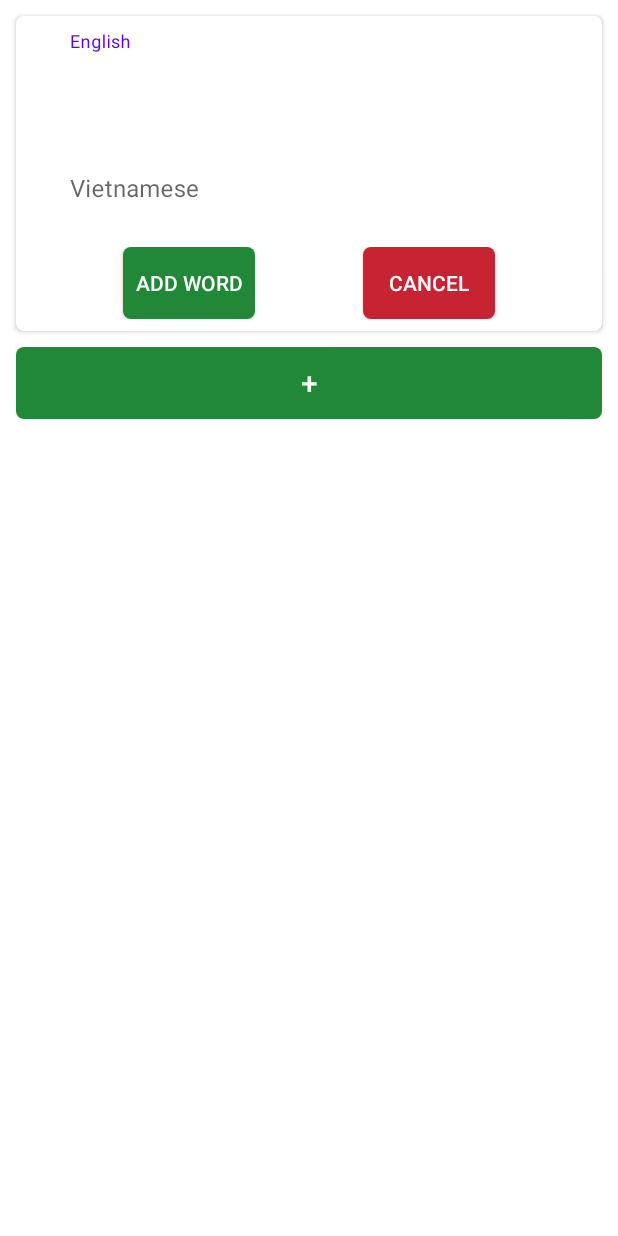
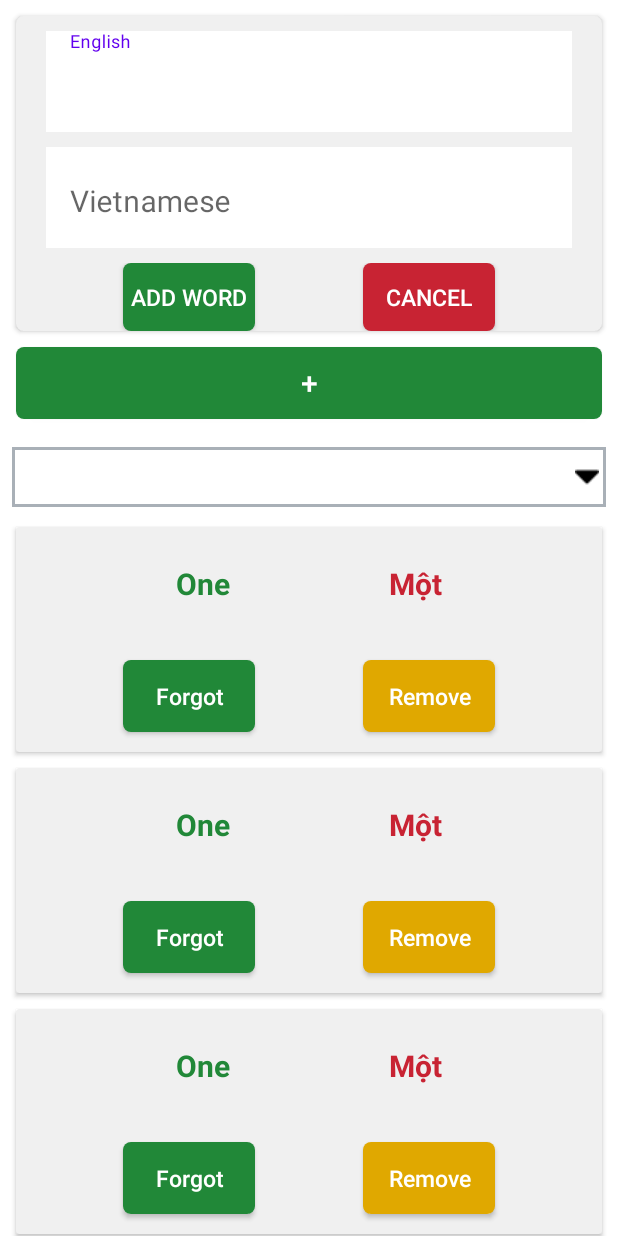
Before and after one commit to phamtanphat/RoomDatabase02062020, an Android app: the layout activity_main.xml on its own in the app's theme, with its tools: preview values and no code run, on a phone screen of 412 x 824 dp. Run offline under Robolectric (Android 15) with nearby library versions, the phone set to English and light mode, and no system bars.

Commit message:
update code

```diff
--- /dev/null
+++ b/app/src/main/res/drawable/bg_spinner.xml
@@ -0,0 +1,27 @@
+<?xml version="1.0" encoding="utf-8"?>
+<selector xmlns:android="http://schemas.android.com/apk/res/android">
+    <item>
+        <layer-list>
+            <item>
+                <shape>
+                    <stroke android:width="2dp" android:color="@color/color_gray_02" />
+
+                    <padding
+                        android:bottom="5dp"
+                        android:left="5dp"
+                        android:right="5dp"
+                        android:top="5dp" />
+
+                </shape>
+            </item>
+
+            <item>
+
+                <bitmap
+                    android:gravity="right|center"
+                    android:src="@drawable/triangle_down" />
+            </item>
+
+        </layer-list>
+    </item>
+</selector>
--- /dev/null
+++ b/app/src/main/res/drawable/box_corner_yellow.xml
@@ -0,0 +1,19 @@
+<?xml version="1.0" encoding="utf-8"?>
+<selector xmlns:android="http://schemas.android.com/apk/res/android">
+    <item android:state_pressed="true">
+        <shape
+            android:shape="rectangle">
+
+            <corners android:radius="5dp"/>
+            <solid android:color="@color/color_yellow_02"/>
+        </shape>
+    </item>
+    <item>
+        <shape
+            android:shape="rectangle">
+
+            <corners android:radius="5dp"/>
+            <solid android:color="@color/color_yellow_01"/>
+        </shape>
+    </item>
+</selector>
--- a/app/src/main/res/layout/activity_main.xml
+++ b/app/src/main/res/layout/activity_main.xml
@@ -1,6 +1,5 @@
 <?xml version="1.0" encoding="utf-8"?>
-<LinearLayout
-    android:orientation="vertical"
+<RelativeLayout
     xmlns:android="http://schemas.android.com/apk/res/android"
     xmlns:app="http://schemas.android.com/apk/res-auto"
     xmlns:tools="http://schemas.android.com/tools"
@@ -10,6 +9,7 @@
     tools:context=".view.MainActivity">
 
     <LinearLayout
+        android:id="@+id/linearForm"
         android:padding="5dp"
         android:layout_width="match_parent"
         android:layout_height="wrap_content">
@@ -21,13 +21,14 @@
                 android:layout_margin="5dp"
                 app:cardCornerRadius="5dp"
                 android:elevation="10dp"
-                android:background="@color/color_gray_01"
+                app:cardBackgroundColor="@color/color_gray_01"
                 android:layout_width="match_parent"
                 android:layout_height="210dp">
                 <RelativeLayout
                     android:layout_width="match_parent"
                     android:layout_height="wrap_content">
                     <com.google.android.material.textfield.TextInputLayout
+                        android:background="@color/color_white_01"
                         android:layout_marginTop="10dp"
                         android:id="@+id/textinputlayoutEn"
                         style="@style/Widget.MaterialComponents.TextInputLayout.OutlinedBox"
@@ -36,6 +37,7 @@
                         android:layout_height="wrap_content">
                         <com.google.android.material.textfield.TextInputEditText
                             android:layout_width="match_parent"
+                            android:textSize="20sp"
                             android:id="@+id/textinputEn"
                             android:hint="@string/hint_text_english"
                             android:background="@android:color/transparent"
@@ -44,6 +46,7 @@
                         </com.google.android.material.textfield.TextInputEditText>
                     </com.google.android.material.textfield.TextInputLayout>
                     <com.google.android.material.textfield.TextInputLayout
+                        android:background="@color/color_white_01"
                         android:layout_marginTop="10dp"
                         android:layout_below="@id/textinputlayoutEn"
                         android:id="@+id/textinputlayoutVn"
@@ -52,6 +55,7 @@
                         android:layout_width="match_parent"
                         android:layout_height="wrap_content">
                         <com.google.android.material.textfield.TextInputEditText
+                            android:textSize="20sp"
                             android:layout_width="match_parent"
                             android:id="@+id/textinputVn"
                             android:hint="@string/hint_text_Vn"
@@ -66,6 +70,7 @@
                         android:layout_width="match_parent"
                         android:layout_height="wrap_content">
                         <Button
+                            android:textSize="15sp"
                             android:textColor="@color/color_white_01"
                             android:background="@drawable/box_corner_green"
                             android:id="@+id/buttonAddWord"
@@ -77,6 +82,7 @@
                             android:layout_width="wrap_content"
                             android:layout_height="wrap_content"/>
                         <Button
+                            android:textSize="15sp"
                             android:textColor="@color/color_white_01"
                             android:background="@drawable/box_corner_red"
                             app:layout_constraintBottom_toBottomOf="parent"
@@ -102,9 +108,29 @@
                 android:layout_height="wrap_content"/>
         </RelativeLayout>
     </LinearLayout>
-    <androidx.recyclerview.widget.RecyclerView
-        android:id="@+id/recyclerview"
+    <Spinner
+        android:background="@drawable/bg_spinner"
+        android:layout_below="@id/linearForm"
+        android:id="@+id/spinner"
+        android:layout_margin="8dp"
         android:layout_width="match_parent"
-        android:layout_height="match_parent"/>
+        android:layout_height="40dp"/>
+    <androidx.swiperefreshlayout.widget.SwipeRefreshLayout
+        android:id="@+id/swipeRefresh"
+        android:layout_below="@id/spinner"
+        android:layout_width="match_parent"
+        android:layout_height="match_parent">
+        <androidx.recyclerview.widget.RecyclerView
+            app:layoutManager="androidx.recyclerview.widget.LinearLayoutManager"
+            android:paddingHorizontal="5dp"
+            tools:listitem="@layout/layout_item_word"
+            android:id="@+id/recyclerview"
+            android:layout_width="match_parent"
+            android:layout_height="match_parent"/>
+    </androidx.swiperefreshlayout.widget.SwipeRefreshLayout>
+    <include
+        android:visibility="gone"
+        android:id="@+id/loadingView"
+        layout="@layout/layout_loadingview"/>
 
-</LinearLayout>
+</RelativeLayout>
--- /dev/null
+++ b/app/src/main/res/layout/layout_item_word.xml
@@ -0,0 +1,95 @@
+<?xml version="1.0" encoding="utf-8"?>
+<RelativeLayout xmlns:android="http://schemas.android.com/apk/res/android"
+    xmlns:tools="http://schemas.android.com/tools"
+    xmlns:app="http://schemas.android.com/apk/res-auto"
+    android:layout_gravity="center"
+    android:layout_width="match_parent"
+    android:layout_height="wrap_content">
+
+    <androidx.cardview.widget.CardView
+        app:cardBackgroundColor="@color/color_gray_01"
+        app:cardElevation="@dimen/cardview_default_elevation"
+        android:layout_margin="5dp"
+        android:layout_width="match_parent"
+        android:layout_height="150dp"
+        tools:ignore="PrivateResource">
+        <androidx.constraintlayout.widget.ConstraintLayout
+            android:layout_width="match_parent"
+            android:layout_height="match_parent">
+            <androidx.constraintlayout.widget.ConstraintLayout
+                android:id="@+id/constraintWords"
+                app:layout_constraintLeft_toLeftOf="parent"
+                app:layout_constraintRight_toRightOf="parent"
+                app:layout_constraintTop_toTopOf="parent"
+                app:layout_constraintBottom_toTopOf="@id/constraintButton"
+                android:layout_width="match_parent"
+                android:layout_height="0dp">
+                <TextView
+                    android:textStyle="bold"
+                    android:textColor="@color/color_green_01"
+                    android:textSize="20sp"
+                    android:ellipsize="end"
+                    android:maxLines="1"
+                    android:maxWidth="120dp"
+                    android:id="@+id/textViewEn"
+                    app:layout_constraintLeft_toLeftOf="parent"
+                    app:layout_constraintRight_toLeftOf="@id/textViewVn"
+                    app:layout_constraintTop_toTopOf="parent"
+                    app:layout_constraintBottom_toBottomOf="parent"
+                    tools:text="One"
+                    android:layout_width="wrap_content"
+                    android:layout_height="wrap_content"/>
+                <TextView
+                    android:textStyle="bold"
+                    android:textColor="@color/color_red_01"
+                    android:textSize="20sp"
+                    android:ellipsize="end"
+                    android:maxLines="1"
+                    android:maxWidth="120dp"
+                    app:layout_constraintRight_toRightOf="parent"
+                    app:layout_constraintLeft_toRightOf="@id/textViewEn"
+                    app:layout_constraintTop_toTopOf="parent"
+                    app:layout_constraintBottom_toBottomOf="parent"
+                    android:id="@+id/textViewVn"
+                    tools:text="Một"
+                    android:layout_width="wrap_content"
+                    android:layout_height="wrap_content"/>
+            </androidx.constraintlayout.widget.ConstraintLayout>
+            <androidx.constraintlayout.widget.ConstraintLayout
+                android:id="@+id/constraintButton"
+                app:layout_constraintLeft_toLeftOf="parent"
+                app:layout_constraintRight_toRightOf="parent"
+                app:layout_constraintTop_toBottomOf="@id/constraintWords"
+                app:layout_constraintBottom_toBottomOf="parent"
+                android:layout_width="match_parent"
+                android:layout_height="0dp">
+                <Button
+                    android:background="@drawable/box_corner_green"
+                    android:textColor="@color/color_white_01"
+                    android:textSize="15sp"
+                    android:textAllCaps="false"
+                    android:id="@+id/buttonMemorized"
+                    app:layout_constraintLeft_toLeftOf="parent"
+                    app:layout_constraintRight_toLeftOf="@id/buttonRemove"
+                    app:layout_constraintTop_toTopOf="parent"
+                    app:layout_constraintBottom_toBottomOf="parent"
+                    android:text="@string/text_forgot"
+                    android:layout_width="wrap_content"
+                    android:layout_height="wrap_content"/>
+                <Button
+                    android:background="@drawable/box_corner_yellow"
+                    android:textColor="@color/color_white_01"
+                    android:textSize="15sp"
+                    android:textAllCaps="false"
+                    app:layout_constraintRight_toRightOf="parent"
+                    app:layout_constraintLeft_toRightOf="@id/buttonMemorized"
+                    app:layout_constraintTop_toTopOf="parent"
+                    app:layout_constraintBottom_toBottomOf="parent"
+                    android:id="@+id/buttonRemove"
+                    android:text="@string/text_remove"
+                    android:layout_width="wrap_content"
+                    android:layout_height="wrap_content"/>
+            </androidx.constraintlayout.widget.ConstraintLayout>
+        </androidx.constraintlayout.widget.ConstraintLayout>
+    </androidx.cardview.widget.CardView>
+</RelativeLayout>
--- a/app/src/main/res/layout/layout_loadingview.xml
+++ b/app/src/main/res/layout/layout_loadingview.xml
@@ -6,10 +6,9 @@
     android:gravity="center"
     android:background="@color/color_gray_02">
     <com.github.ybq.android.spinkit.SpinKitView
-
         android:id="@+id/spin_kit"
         style="@style/SpinKitView.FadingCircle"
-        android:layout_width="wrap_content"
-        android:layout_height="wrap_content"
+        android:layout_width="100dp"
+        android:layout_height="100dp"
         app:SpinKit_Color="@color/color_white_01" />
 </LinearLayout>
--- a/app/src/main/res/values/colors.xml
+++ b/app/src/main/res/values/colors.xml
@@ -7,8 +7,8 @@
 <!--    white-->
     <color name="color_white_01">#FFFFFF</color>
 <!--    gray-->
-    <color name="color_gray_01">#535252</color>
-    <color name="color_gray_02">#2C3E50</color>
+    <color name="color_gray_01">#F0F0F0</color>
+    <color name="color_gray_02">#682C3E50</color>
 
 
 <!--    green-->
@@ -18,4 +18,8 @@
 <!--    red-->
     <color name="color_red_01">#C82333</color>
     <color name="color_red_02">#7C1821</color>
+
+<!--    yellow-->
+    <color name="color_yellow_01">#E0A800</color>
+    <color name="color_yellow_02">#9A7403</color>
 </resources>
--- a/app/src/main/res/values/strings.xml
+++ b/app/src/main/res/values/strings.xml
@@ -4,4 +4,8 @@
     <string name="hint_text_Vn">Vietnamese</string>
     <string name="text_button_add_word">Add Word</string>
     <string name="text_button_cancel">Cancel</string>
+    <string name="text_forgot">Forgot</string>
+    <string name="text_remove">Remove</string>
+    <string name="text_vn_empty">----</string>
+    <string name="text_memorized">Memorized</string>
 </resources>
```
Also changed, not shown: app/src/main/java/com/example/roomdatabase02062020/base/BaseViewModel.java (added, +26 -0 lines), app/src/main/java/com/example/roomdatabase02062020/view/MainActivity.java (+73 -3 lines), app/src/main/java/com/example/roomdatabase02062020/view/adapter/WordAdapter.java (added, +75 -0 lines), app/src/main/java/com/example/roomdatabase02062020/viewmodel/MainViewModel.java (+10 -5 lines), app/src/main/res/drawable/triangle_down.png (added), app/src/main/res/drawable/triangle_up.png (added).
